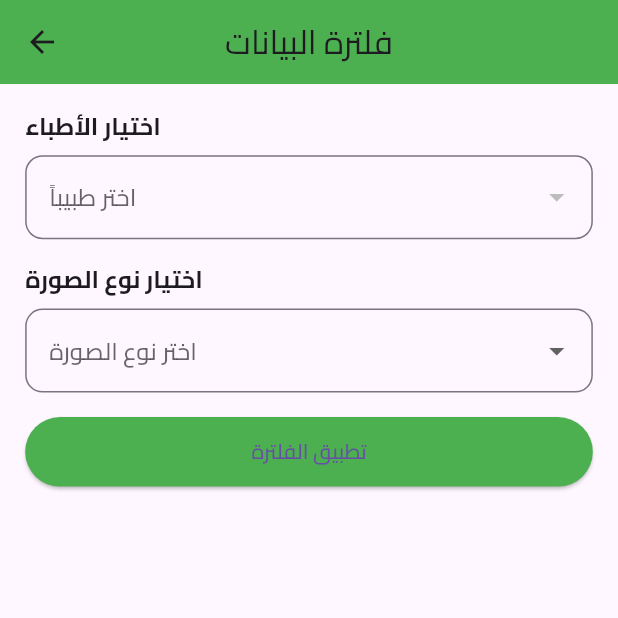
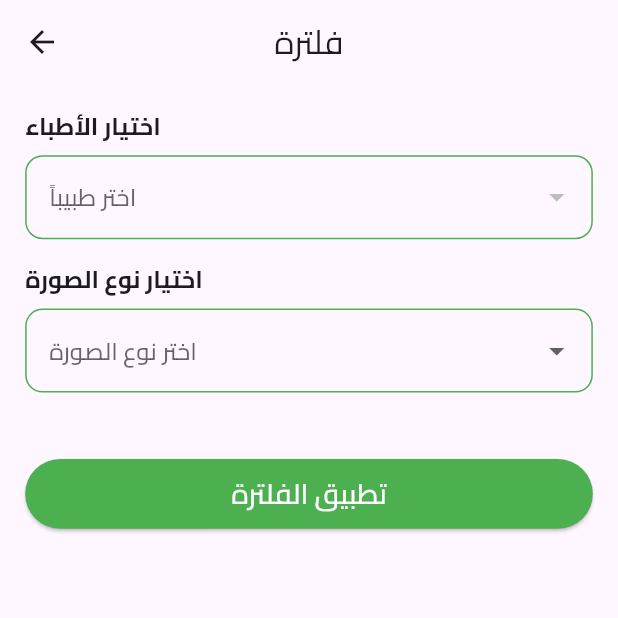
Before and after one commit to alsakniahmad51/TaifClinic, a Flutter app: the FilterPage screen opened directly, on a phone screen of 412 x 824 dp, the top half of it. Run offline on Flutter 3.47's test engine with Material 3 defaults, Android fonts, the phone set to English and light mode, and no system bars; our stand-ins replace bloc, equatable, flutter_bloc, flutter_screenutil, flutter_svg, supabase_flutter and 1 more; accounts and stored records are empty.

Commit message:
edited filter pageUI

```diff
--- a/lib/features/home/presentation/pages/filter_page.dart
+++ b/lib/features/home/presentation/pages/filter_page.dart
@@ -16,8 +16,7 @@ class _FilterPageState extends State<FilterPage> {
   Widget build(BuildContext context) {
     return Scaffold(
       appBar: AppBar(
-        backgroundColor: Colors.green,
-        title: const Text('فلترة البيانات'),
+        title: const Text('فلترة'),
         centerTitle: true,
       ),
       body: Padding(
@@ -37,11 +36,11 @@ class _FilterPageState extends State<FilterPage> {
                   return const Center(child: CircularProgressIndicator());
                 } else if (state is DoctorsLoaded) {
                   return DropdownButtonFormField<String>(
+                    focusColor: Colors.green,
                     decoration: InputDecoration(
-                      border: OutlineInputBorder(
-                        borderRadius: BorderRadius.circular(12.r),
-                      ),
-                    ),
+                        border: border(width: 1),
+                        enabledBorder: border(width: 1),
+                        focusedBorder: border(width: 2)),
                     hint: const Text('اختر طبيباً'),
                     items: state.doctors.map((doctor) {
                       return DropdownMenuItem<String>(
@@ -71,11 +70,11 @@ class _FilterPageState extends State<FilterPage> {
             ),
             SizedBox(height: 8.h),
             DropdownButtonFormField<String>(
+              focusColor: Colors.green,
               decoration: InputDecoration(
-                border: OutlineInputBorder(
-                  borderRadius: BorderRadius.circular(12.r),
-                ),
-              ),
+                  border: border(width: 1),
+                  enabledBorder: border(width: 1),
+                  focusedBorder: border(width: 2)),
               hint: const Text('اختر نوع الصورة'),
               items: [
                 'سيفالوماتريك',
@@ -93,7 +92,7 @@ class _FilterPageState extends State<FilterPage> {
                 });
               },
             ),
-            SizedBox(height: 16.h),
+            SizedBox(height: 45.h),
             // زر تطبيق الفلترة
             ElevatedButton(
               style: ElevatedButton.styleFrom(
@@ -106,11 +105,26 @@ class _FilterPageState extends State<FilterPage> {
                   'selectedImageType': selectedImageType,
                 });
               },
-              child: const Text('تطبيق الفلترة'),
+              child: Text(
+                'تطبيق الفلترة',
+                style: TextStyle(
+                    color: Colors.white,
+                    fontWeight: FontWeight.w500,
+                    fontSize: 18.sp),
+              ),
             ),
           ],
         ),
       ),
     );
   }
+
+  OutlineInputBorder border({required double width}) {
+    return OutlineInputBorder(
+      borderSide: BorderSide(color: Colors.green, width: width),
+      borderRadius: BorderRadius.circular(
+        12.r,
+      ),
+    );
+  }
 }
--- a/lib/features/home/presentation/pages/orders_history.dart
+++ b/lib/features/home/presentation/pages/orders_history.dart
@@ -39,6 +39,7 @@ class _OrdersHistoryPageState extends State<OrdersHistoryPage> {
         bool matchesDoctor = doctorNames == null ||
             doctorNames.isEmpty ||
             doctorNames.contains(order.doctorName);
+
         bool matchesType = imageType == null ||
             order.detail!.type.typeName.toLowerCase() ==
                 imageType.toLowerCase();
@@ -61,11 +62,13 @@ class _OrdersHistoryPageState extends State<OrdersHistoryPage> {
   void dispose() {
     // لا تنسى تنظيف الـ FocusNode عند التخلص من الويجت
     searchFocusNode.dispose();
+    searchController.dispose();
     super.dispose();
   }
 
   @override
   Widget build(BuildContext context) {
+    filteredOrders.sort((a, b) => b.date.compareTo(a.date));
     return BlocProvider(
       create: (context) =>
           DoctorsCubit(RepositoryProvider.of(context))..fetchDoctors(),
--- a/lib/main.dart
+++ b/lib/main.dart
@@ -67,6 +67,7 @@ class CliniApp extends StatelessWidget {
         ],
         child: MaterialApp(
           theme: ThemeData(
+            primaryColor: AppColor.primaryColor,
             fontFamily: AppFont.primaryFont,
             textTheme: TextTheme(
               bodyMedium: TextStyle(fontSize: 16.sp),
```
